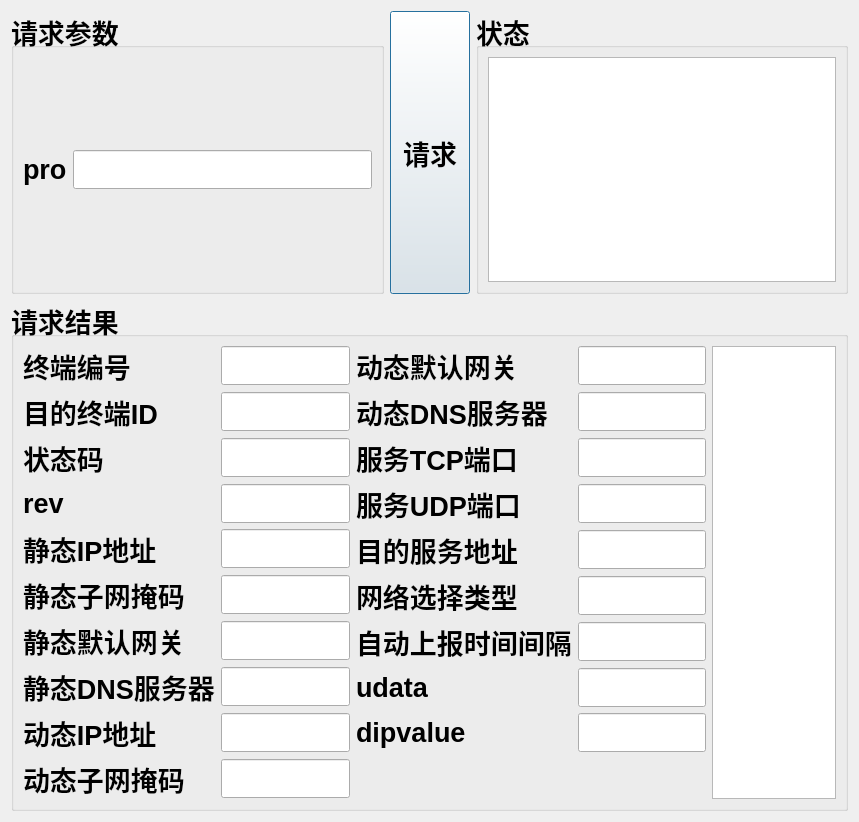
The window that readspecificconfig.ui (guoshijiang/IspdNewCalibrator) describes before a commit, drawn with Qt 5.
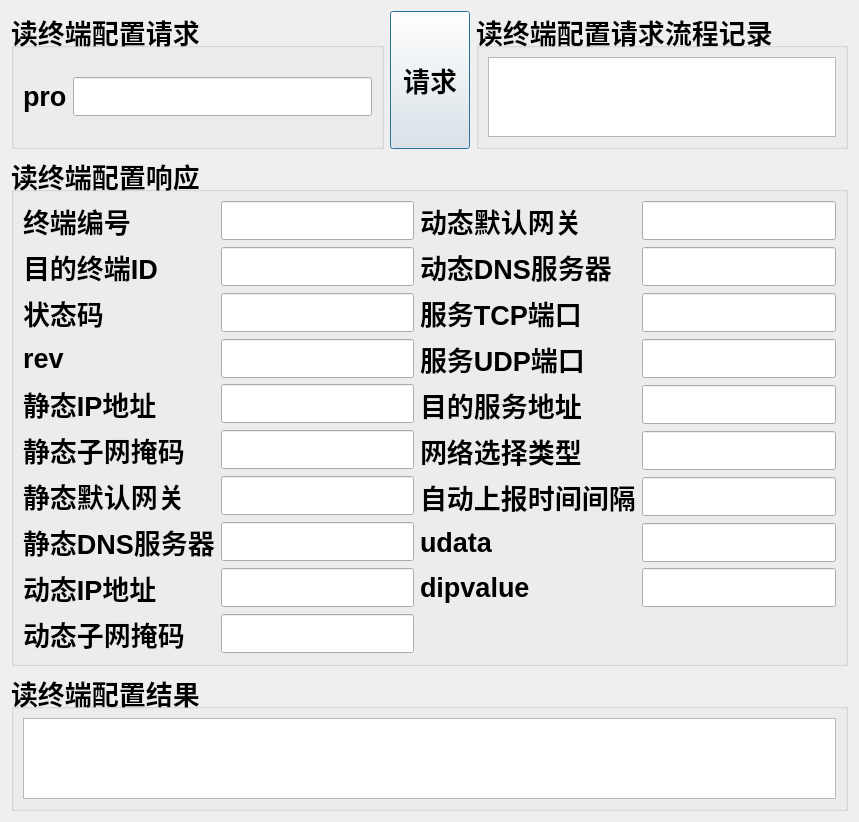
The same window after the commit.

```diff
--- a/readspecificconfig.ui
+++ b/readspecificconfig.ui
@@ -26,7 +26,7 @@
         </font>
        </property>
        <property name="title">
-        <string>请求参数</string>
+        <string>读终端配置请求</string>
        </property>
        <layout class="QVBoxLayout" name="verticalLayout_2">
         <item>
@@ -76,11 +76,19 @@
         </font>
        </property>
        <property name="title">
-        <string>状态</string>
+        <string>读终端配置请求流程记录</string>
        </property>
        <layout class="QVBoxLayout" name="verticalLayout_3">
         <item>
-         <widget class="QTextEdit" name="textEdit_log"/>
+         <widget class="QTextEdit" name="textEdit_log">
+          <property name="font">
+           <font>
+            <pointsize>12</pointsize>
+            <weight>50</weight>
+            <bold>false</bold>
+           </font>
+          </property>
+         </widget>
         </item>
        </layout>
       </widget>
@@ -97,7 +105,7 @@
       </font>
      </property>
      <property name="title">
-      <string>请求结果</string>
+      <string>读终端配置响应</string>
      </property>
      <layout class="QHBoxLayout" name="horizontalLayout_3">
       <item>
@@ -298,8 +306,30 @@
         </item>
        </layout>
       </item>
+     </layout>
+    </widget>
+   </item>
+   <item>
+    <widget class="QGroupBox" name="groupBox_4">
+     <property name="font">
+      <font>
+       <pointsize>20</pointsize>
+       <weight>75</weight>
+       <bold>true</bold>
+      </font>
+     </property>
+     <property name="title">
+      <string>读终端配置结果</string>
+     </property>
+     <layout class="QVBoxLayout" name="verticalLayout_4">
       <item>
-       <widget class="QTextEdit" name="textEdit_status"/>
+       <widget class="QTextEdit" name="textEdit_status">
+        <property name="font">
+         <font>
+          <pointsize>12</pointsize>
+         </font>
+        </property>
+       </widget>
       </item>
      </layout>
     </widget>
```
